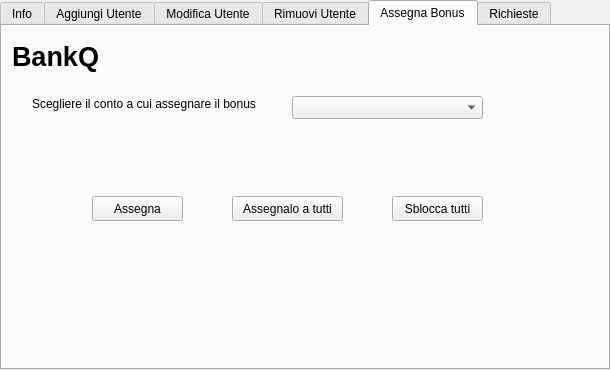
This is BankQ/admininfo.ui in marcofranceschini/p2_project as Qt 5 draws it before an edit. The edited form follows.
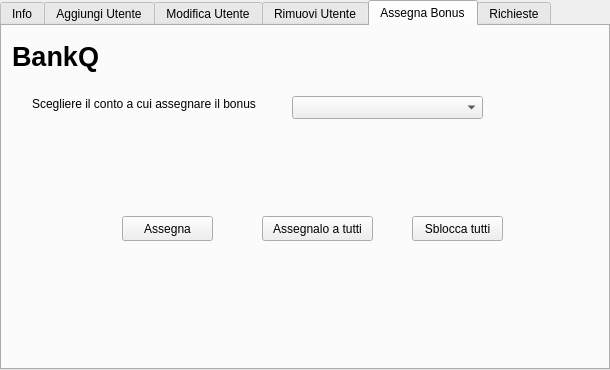
This is the edited form. The open tabs and pages were chosen to show the change.

Diff of the .ui file:
```diff
--- a/BankQ/admininfo.ui
+++ b/BankQ/admininfo.ui
@@ -860,8 +860,8 @@
     <widget class="QToolButton" name="toolButton_5">
      <property name="geometry">
       <rect>
-       <x>90</x>
-       <y>170</y>
+       <x>120</x>
+       <y>190</y>
        <width>91</width>
        <height>25</height>
       </rect>
@@ -873,8 +873,8 @@
     <widget class="QToolButton" name="toolButton_6">
      <property name="geometry">
       <rect>
-       <x>230</x>
-       <y>170</y>
+       <x>260</x>
+       <y>190</y>
        <width>111</width>
        <height>25</height>
       </rect>
@@ -886,8 +886,8 @@
     <widget class="QToolButton" name="toolButton_7">
      <property name="geometry">
       <rect>
-       <x>390</x>
-       <y>170</y>
+       <x>410</x>
+       <y>190</y>
        <width>91</width>
        <height>25</height>
       </rect>
```
Left out of the diff: 8 changed lines with no effect on the pictures.
